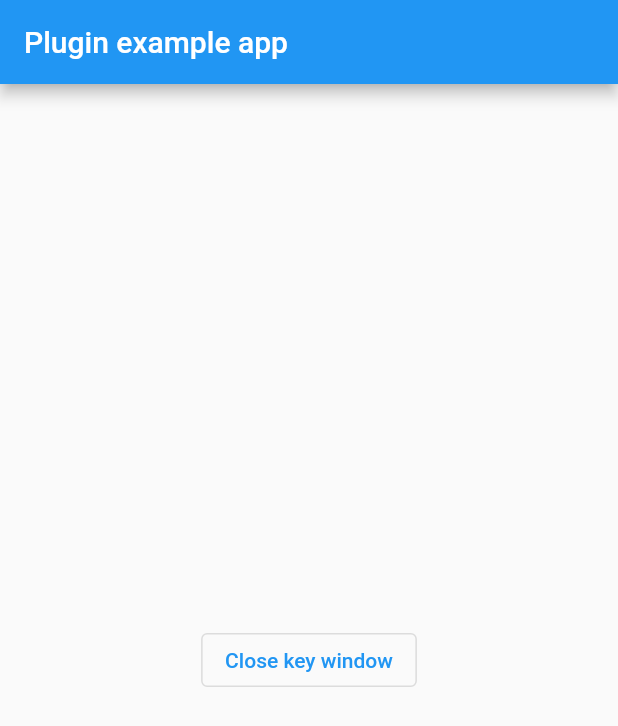
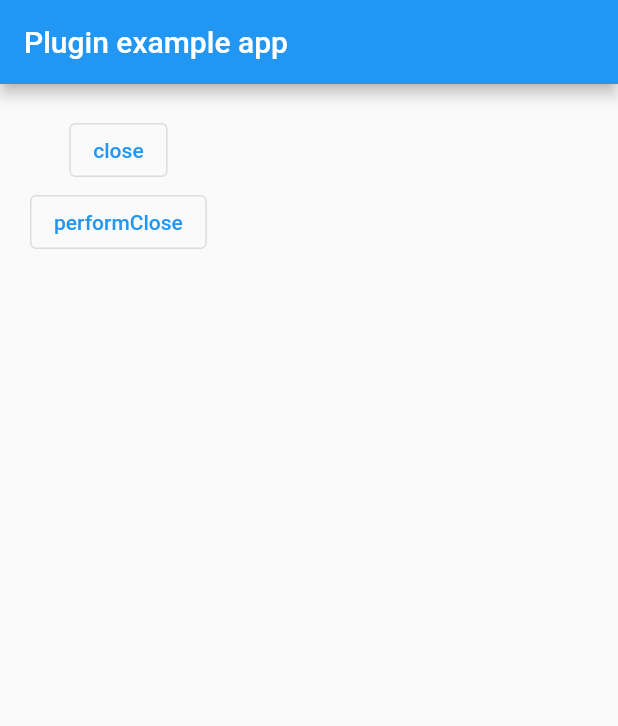
Before and after one commit to flutter-cavalry/close_key_nswindow, a Flutter app: the screen it shows after launch, on a phone screen of 412 x 824 dp. Shown: the top 726 px of the screen. Run offline on Flutter 3.47's test engine with Material 2 defaults, Android fonts, the phone set to English and light mode, and no system bars; our stand-ins replace plugin_platform_interface.

Commit message:
Add `performClose`

```diff
--- a/example/lib/main.dart
+++ b/example/lib/main.dart
@@ -22,10 +22,18 @@ class _MyAppState extends State<MyApp> {
         appBar: AppBar(
           title: const Text('Plugin example app'),
         ),
-        body: Center(
-          child: OutlinedButton(
-              onPressed: () => _closeKeyNswindowPlugin.closeKeyWindow(),
-              child: const Text('Close key window')),
+        body: Container(
+          padding: const EdgeInsets.all(20),
+          child: Column(
+            children: [
+              OutlinedButton(
+                  onPressed: () => _closeKeyNswindowPlugin.close(),
+                  child: const Text('close')),
+              OutlinedButton(
+                  onPressed: () => _closeKeyNswindowPlugin.performClose(),
+                  child: const Text('performClose')),
+            ],
+          ),
         ),
       ),
     );
--- a/lib/close_key_nswindow.dart
+++ b/lib/close_key_nswindow.dart
@@ -2,7 +2,12 @@ import 'close_key_nswindow_platform_interface.dart';
 
 class CloseKeyNswindow {
   /// Calls `NSApplication.shared.keyWindow?.close()`.
-  Future<void> closeKeyWindow() {
-    return CloseKeyNswindowPlatform.instance.closeKeyWindow();
+  Future<void> close() {
+    return CloseKeyNswindowPlatform.instance.close();
+  }
+
+  /// Calls `NSApplication.shared.keyWindow?.performClose()`.
+  Future<void> performClose() {
+    return CloseKeyNswindowPlatform.instance.performClose();
   }
 }
--- a/lib/close_key_nswindow_method_channel.dart
+++ b/lib/close_key_nswindow_method_channel.dart
@@ -10,7 +10,12 @@ class MethodChannelCloseKeyNswindow extends CloseKeyNswindowPlatform {
   final methodChannel = const MethodChannel('close_key_nswindow');
 
   @override
-  Future<void> closeKeyWindow() async {
-    await methodChannel.invokeMethod<String>('closeKeyWindow');
+  Future<void> close() async {
+    await methodChannel.invokeMethod<String>('close');
+  }
+
+  @override
+  Future<void> performClose() async {
+    await methodChannel.invokeMethod<String>('performClose');
   }
 }
--- a/lib/close_key_nswindow_platform_interface.dart
+++ b/lib/close_key_nswindow_platform_interface.dart
@@ -23,7 +23,11 @@ abstract class CloseKeyNswindowPlatform extends PlatformInterface {
     _instance = instance;
   }
 
-  Future<void> closeKeyWindow() {
-    throw UnimplementedError('closeKeyWindow() has not been implemented.');
+  Future<void> close() {
+    throw UnimplementedError('close() has not been implemented.');
+  }
+
+  Future<void> performClose() {
+    throw UnimplementedError('performClose() has not been implemented.');
   }
 }
--- a/pubspec.yaml
+++ b/pubspec.yaml
@@ -1,6 +1,6 @@
 name: close_key_nswindow
-description: Call `NSApplication.shared.keyWindow?.close()`.
-version: 0.0.1
+description: Call `close` or `performClose` on key `NSWindow`.
+version: 1.0.0
 homepage: https://github.com/flutter-cavalry/close_key_nswindow
 
 environment:
```
Also changed, not shown: example/pubspec.lock, 3 other files.
